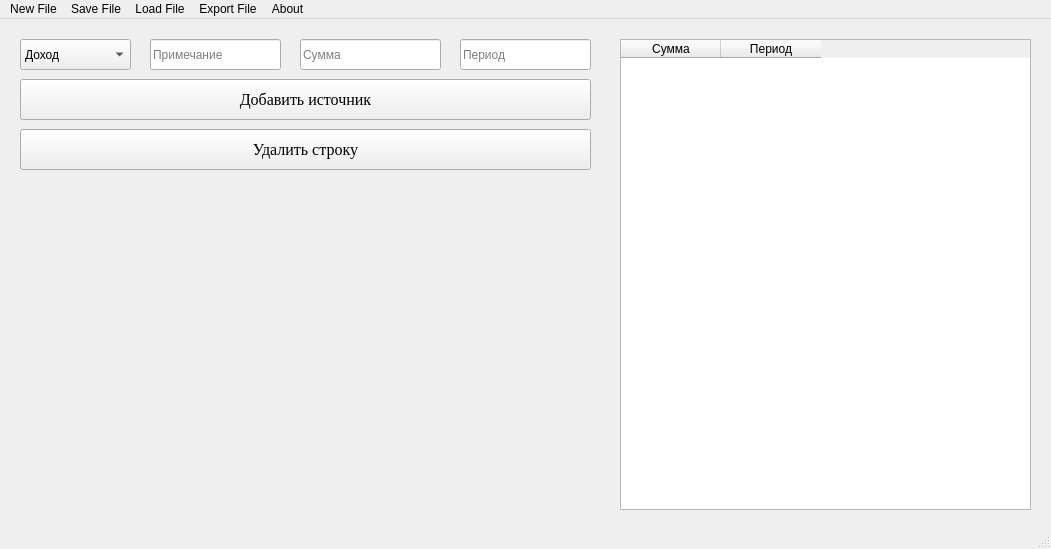
Old version of the form Example/qtclass.ui in the repository Myakita/Income-Expenses.
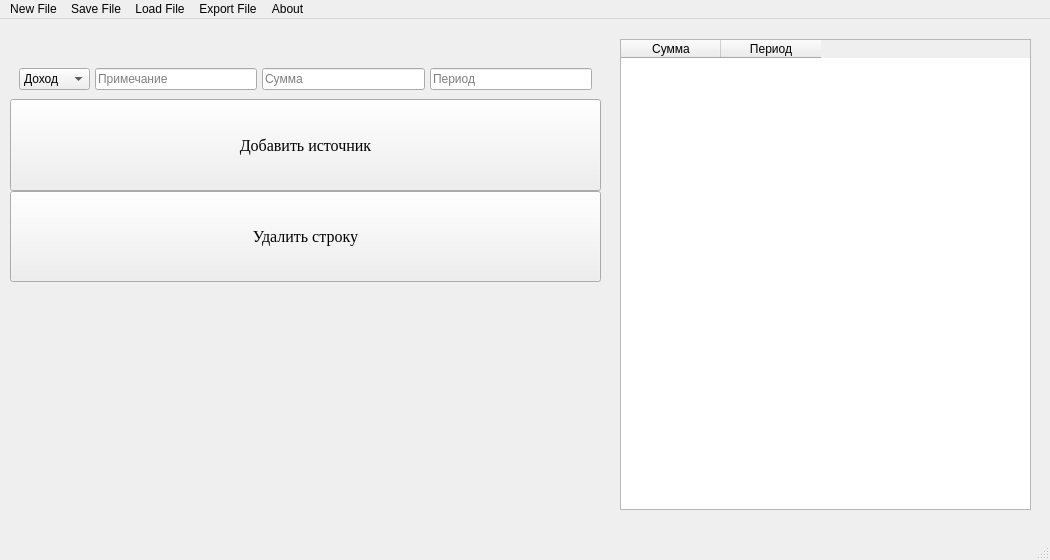
New version of the form. Icons and pictures are not drawn.

Diff of the .ui file:
```diff
--- a/Example/qtclass.ui
+++ b/Example/qtclass.ui
@@ -6,8 +6,8 @@
    <rect>
     <x>0</x>
     <y>0</y>
-    <width>1051</width>
-    <height>549</height>
+    <width>1050</width>
+    <height>560</height>
    </rect>
   </property>
   <property name="sizePolicy">
@@ -16,45 +16,29 @@
     <verstretch>0</verstretch>
    </sizepolicy>
   </property>
+  <property name="minimumSize">
+   <size>
+    <width>1050</width>
+    <height>560</height>
+   </size>
+  </property>
+  <property name="maximumSize">
+   <size>
+    <width>1050</width>
+    <height>560</height>
+   </size>
+  </property>
   <property name="windowTitle">
-   <string>QtClass</string>
+   <string>Income/Expenses</string>
+  </property>
+  <property name="windowIcon">
+   <iconset resource="resources.qrc">
+    <normaloff>:/new/prefix1/blackbeard-writing.ico</normaloff>:/new/prefix1/blackbeard-writing.ico</iconset>
+  </property>
+  <property name="autoFillBackground">
+   <bool>true</bool>
   </property>
   <widget class="QWidget" name="centralwidget">
-   <widget class="QPushButton" name="pushButton">
-    <property name="geometry">
-     <rect>
-      <x>20</x>
-      <y>60</y>
-      <width>571</width>
-      <height>41</height>
-     </rect>
-    </property>
-    <property name="font">
-     <font>
-      <family>Times New Roman</family>
-      <pointsize>12</pointsize>
-     </font>
-    </property>
-    <property name="text">
-     <string>Добавить источник</string>
-    </property>
-   </widget>
-   <widget class="QLineEdit" name="lineEdit_2">
-    <property name="geometry">
-     <rect>
-      <x>300</x>
-      <y>20</y>
-      <width>141</width>
-      <height>31</height>
-     </rect>
-    </property>
-    <property name="text">
-     <string/>
-    </property>
-    <property name="placeholderText">
-     <string>Сумма</string>
-    </property>
-   </widget>
    <widget class="QTableWidget" name="tableWidget">
     <property name="geometry">
      <rect>
@@ -81,87 +65,7 @@
      </property>
     </column>
    </widget>
-   <widget class="QComboBox" name="comboBox">
-    <property name="geometry">
-     <rect>
-      <x>20</x>
-      <y>20</y>
-      <width>111</width>
-      <height>31</height>
-     </rect>
-    </property>
-    <item>
-     <property name="text">
-      <string>Доход</string>
-     </property>
-    </item>
-    <item>
-     <property name="text">
-      <string>Расход</string>
-     </property>
-    </item>
-   </widget>
-   <widget class="QLineEdit" name="lineEdit_7">
-    <property name="geometry">
-     <rect>
-      <x>150</x>
-      <y>20</y>
-      <width>131</width>
-      <height>31</height>
-     </rect>
-    </property>
-    <property name="tabletTracking">
-     <bool>false</bool>
-    </property>
-    <property name="autoFillBackground">
-     <bool>false</bool>
-    </property>
-    <property name="text">
-     <string/>
-    </property>
-    <property name="placeholderText">
-     <string>Примечание</string>
-    </property>
-    <property name="clearButtonEnabled">
-     <bool>false</bool>
-    </property>
-   </widget>
-   <widget class="QLineEdit" name="lineEdit_4">
-    <property name="geometry">
-     <rect>
-      <x>460</x>
-      <y>20</y>
-      <width>131</width>
-      <height>31</height>
-     </rect>
-    </property>
-    <property name="text">
-     <string/>
-    </property>
-    <property name="placeholderText">
-     <string>Период</string>
-    </property>
-   </widget>
-   <widget class="QPushButton" name="pushButton_3">
-    <property name="geometry">
-     <rect>
-      <x>20</x>
-      <y>110</y>
-      <width>571</width>
-      <height>41</height>
-     </rect>
-    </property>
-    <property name="font">
-     <font>
-      <family>Times New Roman</family>
-      <pointsize>12</pointsize>
-     </font>
-    </property>
-    <property name="text">
-     <string>Удалить строку</string>
-    </property>
-   </widget>
-   <widget class="QWidget" name="">
+   <widget class="QWidget" name="layoutWidget">
     <property name="geometry">
      <rect>
       <x>10</x>
@@ -199,23 +103,213 @@
        </property>
        <layout class="QHBoxLayout" name="horizontalFrame_4">
         <property name="spacing">
-         <number>6</number>
+         <number>0</number>
         </property>
         <property name="sizeConstraint">
          <enum>QLayout::SetDefaultConstraint</enum>
         </property>
         <property name="leftMargin">
-         <number>9</number>
+         <number>0</number>
         </property>
         <property name="topMargin">
-         <number>9</number>
+         <number>0</number>
         </property>
         <property name="rightMargin">
-         <number>9</number>
+         <number>0</number>
         </property>
         <property name="bottomMargin">
-         <number>9</number>
+         <number>0</number>
         </property>
+        <item>
+         <layout class="QVBoxLayout" name="verticalLayout_3">
+          <item>
+           <layout class="QHBoxLayout" name="horizontalLayout">
+            <property name="spacing">
+             <number>5</number>
+            </property>
+            <property name="leftMargin">
+             <number>9</number>
+            </property>
+            <property name="topMargin">
+             <number>9</number>
+            </property>
+            <property name="rightMargin">
+             <number>9</number>
+            </property>
+            <property name="bottomMargin">
+             <number>9</number>
+            </property>
+            <item>
+             <widget class="QComboBox" name="comboBox">
+              <property name="enabled">
+               <bool>true</bool>
+              </property>
+              <property name="minimumSize">
+               <size>
+                <width>0</width>
+                <height>10</height>
+               </size>
+              </property>
+              <property name="baseSize">
+               <size>
+                <width>0</width>
+                <height>10</height>
+               </size>
+              </property>
+              <item>
+               <property name="text">
+                <string>Доход</string>
+               </property>
+              </item>
+              <item>
+               <property name="text">
+                <string>Расход</string>
+               </property>
+              </item>
+             </widget>
+            </item>
+            <item>
+             <widget class="QLineEdit" name="lineEdit_7">
+              <property name="enabled">
+               <bool>true</bool>
+              </property>
+              <property name="minimumSize">
+               <size>
+                <width>0</width>
+                <height>10</height>
+               </size>
+              </property>
+              <property name="baseSize">
+               <size>
+                <width>0</width>
+                <height>10</height>
+               </size>
+              </property>
+              <property name="tabletTracking">
+               <bool>false</bool>
+              </property>
+              <property name="autoFillBackground">
+               <bool>false</bool>
+              </property>
+              <property name="text">
+               <string/>
+              </property>
+              <property name="placeholderText">
+               <string>Примечание</string>
+              </property>
+              <property name="clearButtonEnabled">
+               <bool>false</bool>
+              </property>
+             </widget>
+            </item>
+            <item>
+             <widget class="QLineEdit" name="lineEdit_2">
+              <property name="enabled">
+               <bool>true</bool>
+              </property>
+              <property name="minimumSize">
+               <size>
+                <width>0</width>
+                <height>10</height>
+               </size>
+              </property>
+              <property name="baseSize">
+               <size>
+                <width>0</width>
+                <height>10</height>
+               </size>
+              </property>
+              <property name="text">
+               <string/>
+              </property>
+              <property name="placeholderText">
+               <string>Сумма</string>
+              </property>
+             </widget>
+            </item>
+            <item>
+             <widget class="QLineEdit" name="lineEdit_4">
+              <property name="enabled">
+               <bool>true</bool>
+              </property>
+              <property name="minimumSize">
+               <size>
+                <width>0</width>
+                <height>10</height>
+               </size>
+              </property>
+              <property name="baseSize">
+               <size>
+                <width>0</width>
+                <height>10</height>
+               </size>
+              </property>
+              <property name="text">
+               <string/>
+              </property>
+              <property name="placeholderText">
+               <string>Период</string>
+              </property>
+             </widget>
+            </item>
+           </layout>
+          </item>
+          <item>
+           <layout class="QVBoxLayout" name="verticalLayout_2">
+            <item>
+             <widget class="QPushButton" name="pushButton">
+              <property name="sizePolicy">
+               <sizepolicy hsizetype="Minimum" vsizetype="Preferred">
+                <horstretch>0</horstretch>
+                <verstretch>10</verstretch>
+               </sizepolicy>
+              </property>
+              <property name="minimumSize">
+               <size>
+                <width>10</width>
+                <height>10</height>
+               </size>
+              </property>
+              <property name="font">
+               <font>
+                <family>Times New Roman</family>
+                <pointsize>12</pointsize>
+               </font>
+              </property>
+              <property name="text">
+               <string>Добавить источник</string>
+              </property>
+             </widget>
+            </item>
+            <item>
+             <widget class="QPushButton" name="pushButton_3">
+              <property name="sizePolicy">
+               <sizepolicy hsizetype="Minimum" vsizetype="Preferred">
+                <horstretch>0</horstretch>
+                <verstretch>10</verstretch>
+               </sizepolicy>
+              </property>
+              <property name="minimumSize">
+               <size>
+                <width>10</width>
+                <height>10</height>
+               </size>
+              </property>
+              <property name="font">
+               <font>
+                <family>Times New Roman</family>
+                <pointsize>12</pointsize>
+               </font>
+              </property>
+              <property name="text">
+               <string>Удалить строку</string>
+              </property>
+             </widget>
+            </item>
+           </layout>
+          </item>
+         </layout>
+        </item>
        </layout>
       </widget>
      </item>
@@ -280,8 +374,8 @@
     <rect>
      <x>0</x>
      <y>0</y>
-     <width>1051</width>
-     <height>21</height>
+     <width>1050</width>
+     <height>25</height>
     </rect>
    </property>
    <widget class="QMenu" name="menuNew_File">
```
Left out of the diff: 7 changed lines with no effect on the pictures.
